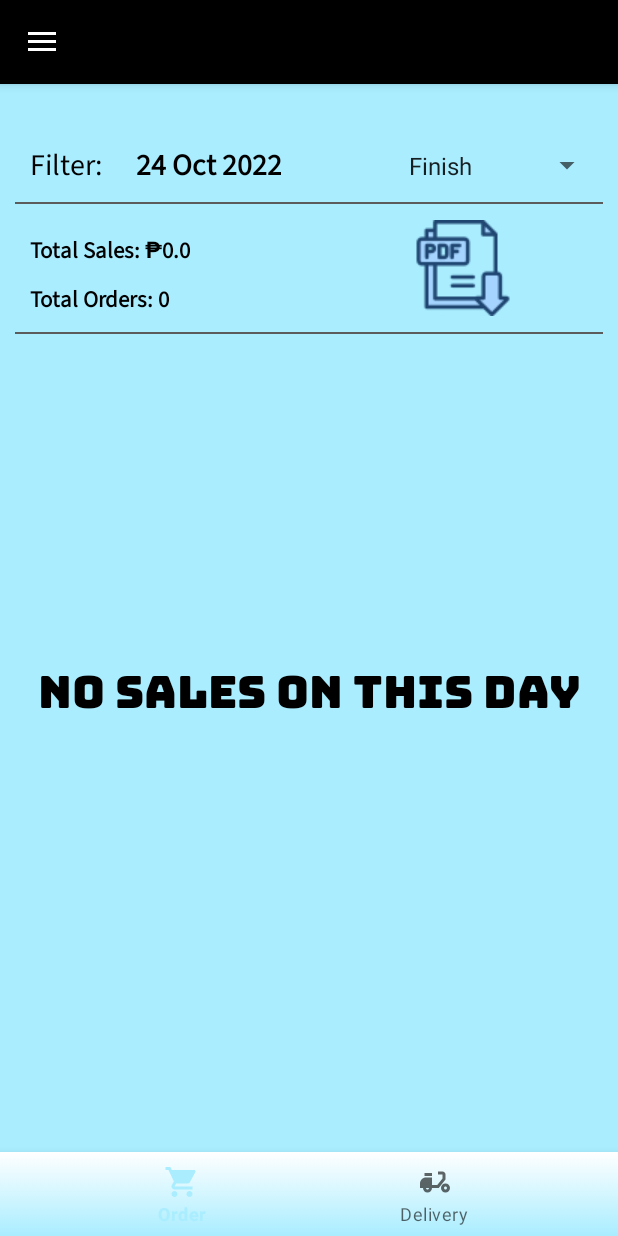
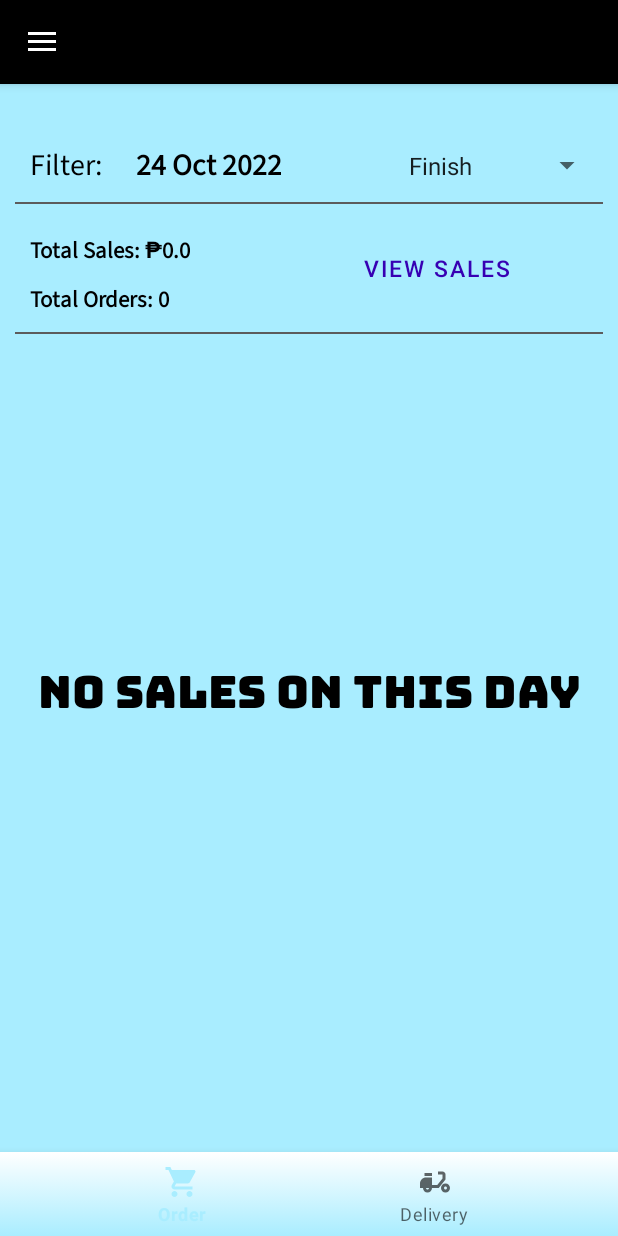
Before and after one commit to SatoshiGNJA/EnjelWater, an Android app: the fragment AdminHistoryFragment placed in its activity, on a phone screen of 412 x 824 dp. Run offline under Robolectric (Android 15) with nearby library versions, the light colour scheme and no system bars; our stand-ins replace ButterKnife, EventBus, Firebase (no records; nobody signed in at launch, a user with empty details on screens opened directly); Roboto replaces fonts that are not available here.

Commit message:
Fix PDF
- Change pdf image to View Sales
- Remove the pdf dialog at pdf image

```diff
--- a/app/src/main/java/com/example/enjelwater/GeneratePDFActivity.java
+++ b/app/src/main/java/com/example/enjelwater/GeneratePDFActivity.java
@@ -1,13 +1,16 @@
 package com.example.enjelwater;
 
 import android.Manifest;
+import android.app.Dialog;
 import android.content.Intent;
 import android.content.pm.PackageManager;
 import android.graphics.Bitmap;
 import android.graphics.BitmapFactory;
 import android.graphics.Canvas;
+import android.graphics.Color;
 import android.graphics.Paint;
 import android.graphics.Typeface;
+import android.graphics.drawable.ColorDrawable;
 import android.graphics.pdf.PdfDocument;
 import android.os.Build;
 import android.os.Bundle;
@@ -59,6 +62,7 @@ public class GeneratePDFActivity extends AppCompatActivity {
     TextView qty8,total8;
 
     TextView overall;
+    Dialog dialog;
 
     Bitmap bmp, scaledbmp;
 
@@ -102,6 +106,7 @@ public class GeneratePDFActivity extends AppCompatActivity {
         String dates = getIntent().getStringExtra("Date");
 
         date.setText(dates);
+
 
         if (checkPermission()) {
             System.out.println("Permission Granted!");
--- a/app/src/main/res/layout/fragment_history.xml
+++ b/app/src/main/res/layout/fragment_history.xml
@@ -102,18 +102,20 @@
         <LinearLayout
             android:layout_width="wrap_content"
             android:layout_height="wrap_content"
-            android:orientation="horizontal"
-            android:layout_marginStart="150dp"
+            android:orientation="vertical"
+            android:layout_marginStart="100dp"
             android:layout_marginTop="10dp"
             android:layout_marginBottom="10dp"
             android:layout_gravity="center_vertical">
 
-            <ImageButton
+            <Button
                 android:id="@+id/btn_pdf"
                 android:layout_width="wrap_content"
                 android:layout_height="wrap_content"
-                android:src="@drawable/pdf"
-                android:background="@drawable/button_pdf"/>
+                android:textColor="@color/purple_700"
+                android:textSize="15sp"
+                android:text="View Sales"
+                android:background="@android:color/transparent"/>
 
 
         </LinearLayout>
```
Also changed, not shown: app/src/main/java/com/example/enjelwater/AdminHistoryFragment.java (+4 -27 lines).
